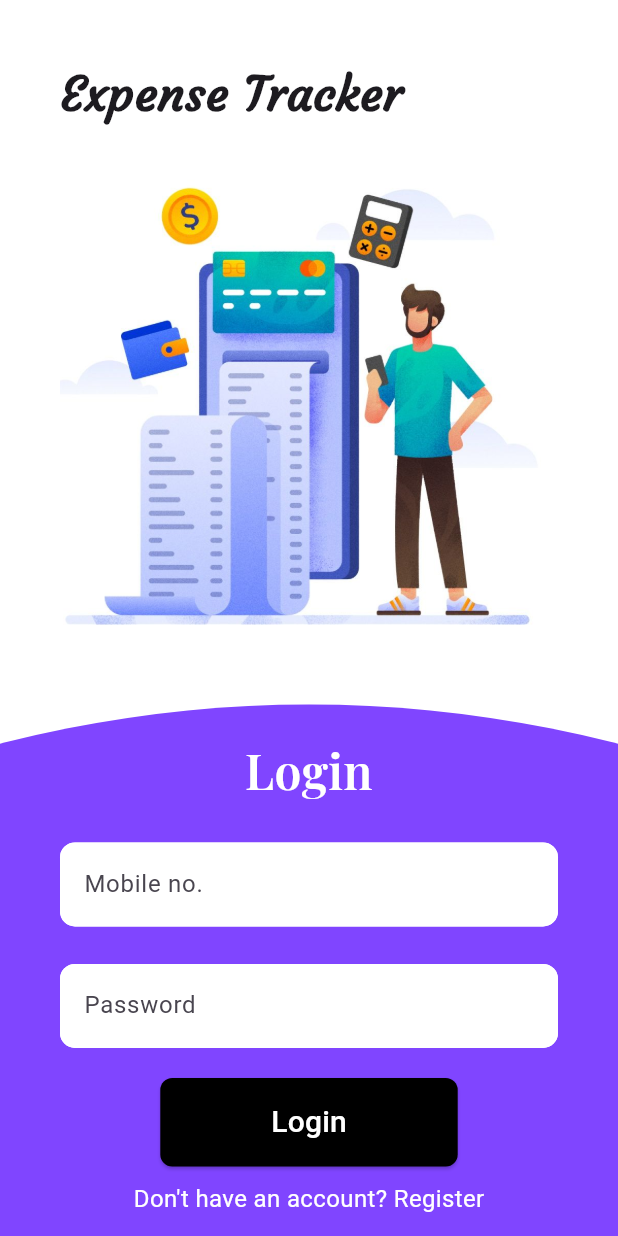
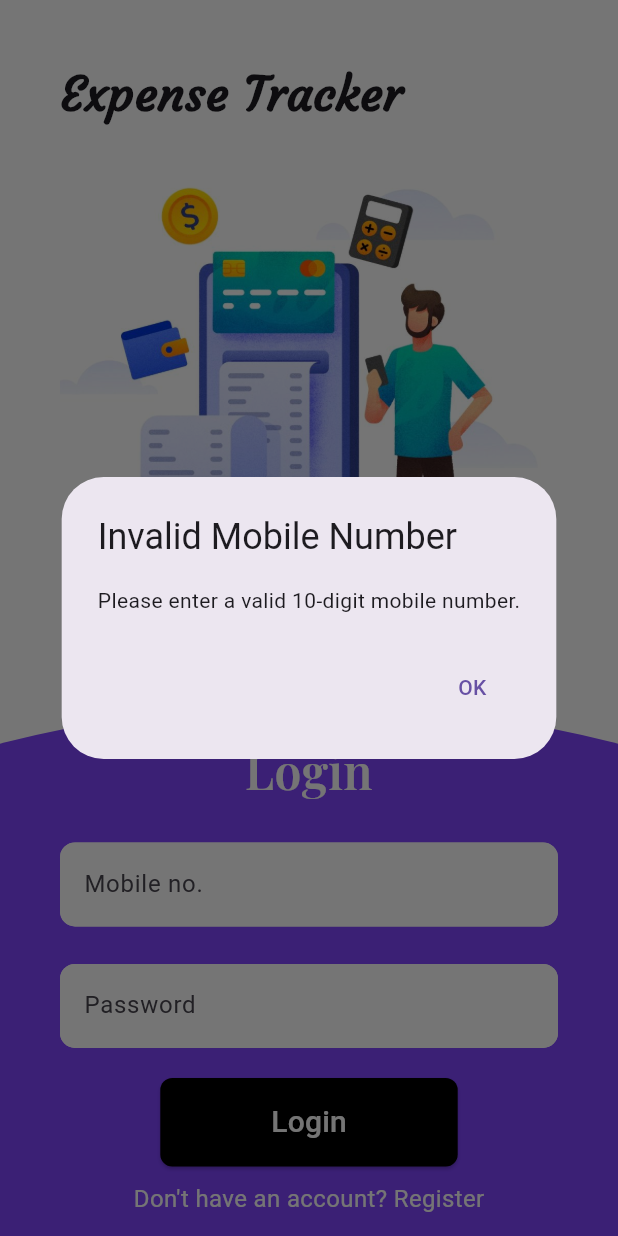
Before and after one commit to YVSMurthy/Expense-Tracker, a Flutter app: the Login screen opened directly, after a tap on "Login", on a phone screen of 412 x 824 dp. Run offline on Flutter 3.47's test engine with Material 3 defaults, Android fonts, the phone set to English and light mode, and no system bars; our stand-ins replace flutter_dotenv, flutter_secure_storage; missing offline and left inert: encrypt; accounts and stored records are empty; statements that could not run were skipped; project files that could hold a hidden picture were left out.

Commit message:
warning dialogue and regex checking of values

```diff
--- /dev/null
+++ b/frontend/lib/components/warning_dialogue.dart
@@ -0,0 +1,19 @@
+import 'package:flutter/material.dart';
+
+void showWarningDialog(BuildContext context, String title, String message) {
+  showDialog(
+    context: context,
+    builder: (BuildContext context) {
+      return AlertDialog(
+        title: Text(title),
+        content: Text(message),
+        actions: <Widget>[
+          TextButton(
+            onPressed: () => Navigator.pop(context),
+            child: Text("OK"),
+          ),
+        ],
+      );
+    },
+  );
+}
--- a/frontend/lib/pages/login.dart
+++ b/frontend/lib/pages/login.dart
@@ -4,6 +4,8 @@ import 'package:frontend/pages/signup.dart';
 import 'package:frontend/storage.dart';
 import 'package:http/http.dart' as http;
 import 'dart:convert';
+import 'dart:core';
+import 'package:frontend/components/warning_dialogue.dart';
 
 class Login extends StatefulWidget {
   const Login({super.key});
@@ -21,13 +23,21 @@ class LoginState extends State<Login> {
 
   }
 
+  bool checkMobile() {
+    String mobilePattern = r'^[1-9][0-9]{9}';
+    RegExp mobileReg = RegExp(mobilePattern);
+    return mobileReg.hasMatch(mobile);
+  }
+
   // login user
   Future<void> verifyUser() async {
-    final loginURI = Uri.parse('http://192.168.101.3:3001/login');
+    if (!checkMobile()) {
+      showWarningDialog(context, "Invalid Mobile Number", "Please enter a valid 10-digit mobile number.");
+      return;
+    }
 
     try {
-      final storage = Storage();
-
+      final loginURI = Uri.parse('http://192.168.101.3:3001/login');
       final response = await http.post(loginURI,
         headers: {'Content-Type': 'application/json'},
         body: json.encode({'mobile': mobile, 'password': password})
@@ -35,7 +45,8 @@ class LoginState extends State<Login> {
 
       final data = json.decode(response.body);
 
-      if (response.statusCode == 200) {;
+      if (response.statusCode == 200) {
+        final storage = Storage();
         await storage.set('user_id', data['user_id']);
         await storage.set('name', data['name']);
         await storage.set('mobile', mobile);
@@ -46,17 +57,25 @@ class LoginState extends State<Login> {
           password = "";
         });
 
-        Navigator.pushReplacement(
-          context,
-          MaterialPageRoute(builder: (context) => const Dashboard())
-        );
+        if (mounted) {
+          Navigator.pushReplacement(
+            context,
+            MaterialPageRoute(builder: (context) => const Dashboard())
+          );
+        }
       } else if (response.statusCode == 401) {
-        print("Unauthorized user");
+        if (mounted) {
+          showWarningDialog(context, data['title'], data['message']);
+        }
       } else {
-        print(data['message']);
+        if (mounted) {
+          showWarningDialog(context, data['title'], data['message']);
+        }
       }
     } catch(error) {
-      print('Error: $error');
+      if (mounted) {
+        showWarningDialog(context, "Internal Server Error", "Please try again.");
+      }
     }
   }
 
```
Also changed, not shown: frontend/lib/components/settings.dart (+50 -30 lines), frontend/lib/pages/signup.dart (+14 -7 lines), 2 other files.
